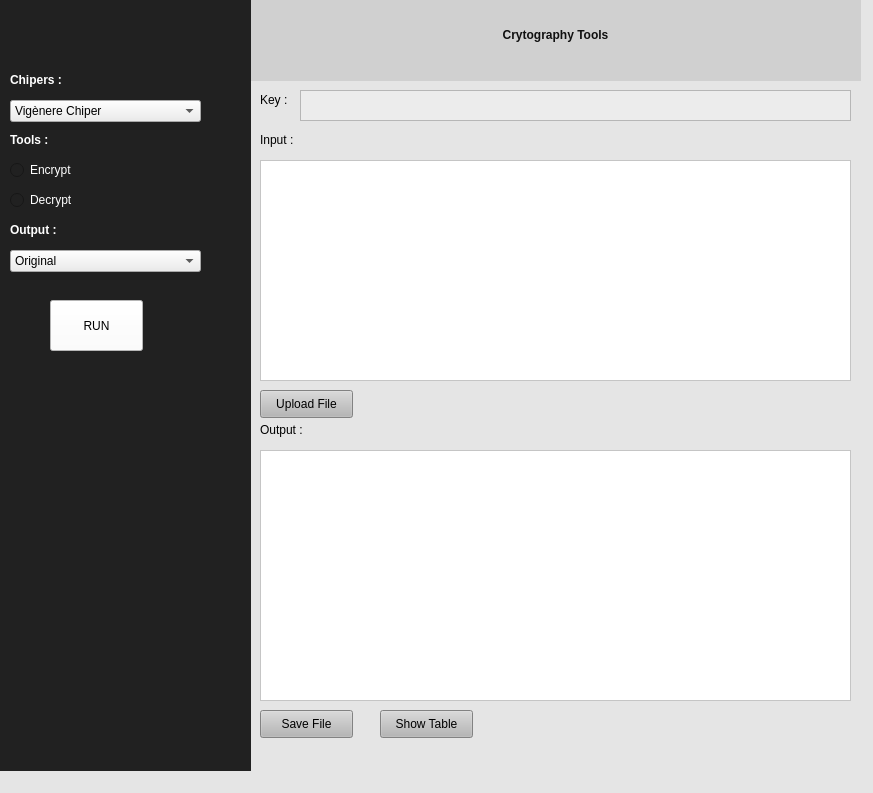
ivanfadillah/classical-crytography, file MainWindow.ui: the form before one commit.
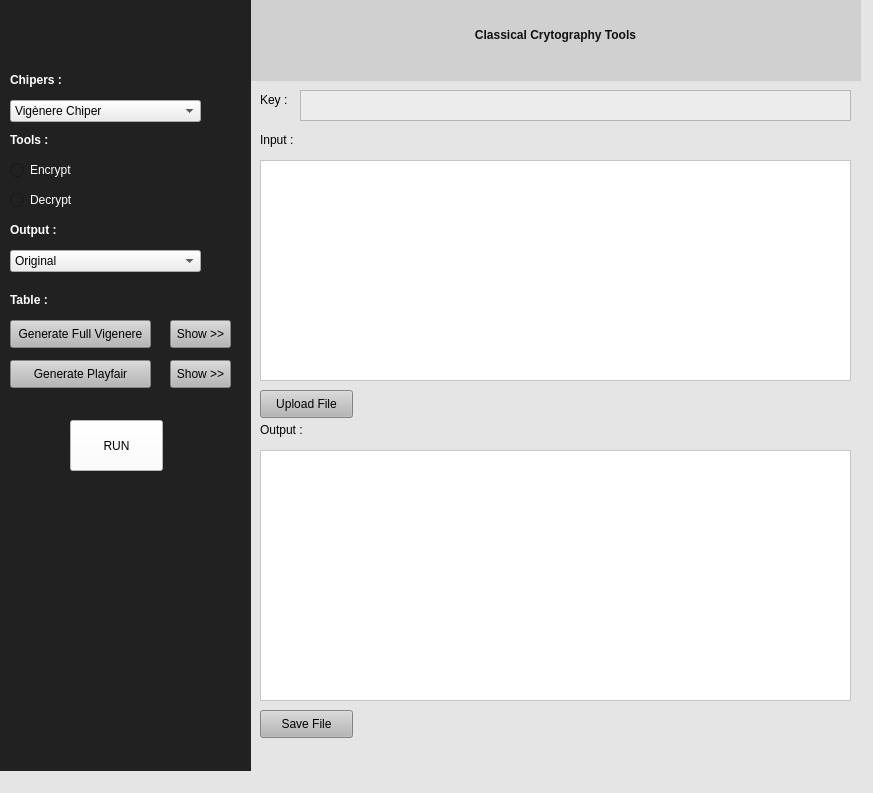
The form after the commit.

Commit message: Update UI and logic button

Patch:
```diff
--- a/MainWindow.ui
+++ b/MainWindow.ui
@@ -250,8 +250,8 @@
     <widget class="QPushButton" name="runButton">
      <property name="geometry">
       <rect>
-       <x>70</x>
-       <y>300</y>
+       <x>90</x>
+       <y>420</y>
        <width>93</width>
        <height>51</height>
       </rect>
@@ -309,6 +309,93 @@
       <enum>Qt::RichText</enum>
      </property>
     </widget>
+    <widget class="QPushButton" name="genFullVigenere">
+     <property name="geometry">
+      <rect>
+       <x>30</x>
+       <y>320</y>
+       <width>141</width>
+       <height>28</height>
+      </rect>
+     </property>
+     <property name="styleSheet">
+      <string notr="true">background-color: rgb(182, 182, 182);</string>
+     </property>
+     <property name="text">
+      <string>Generate Full Vigenere</string>
+     </property>
+    </widget>
+    <widget class="QPushButton" name="genPlayfair">
+     <property name="geometry">
+      <rect>
+       <x>30</x>
+       <y>360</y>
+       <width>141</width>
+       <height>28</height>
+      </rect>
+     </property>
+     <property name="styleSheet">
+      <string notr="true">background-color: rgb(182, 182, 182);</string>
+     </property>
+     <property name="text">
+      <string>Generate Playfair</string>
+     </property>
+    </widget>
+    <widget class="QPushButton" name="showFullVigenere">
+     <property name="geometry">
+      <rect>
+       <x>190</x>
+       <y>320</y>
+       <width>61</width>
+       <height>28</height>
+      </rect>
+     </property>
+     <property name="styleSheet">
+      <string notr="true">background-color: rgb(182, 182, 182);</string>
+     </property>
+     <property name="text">
+      <string>Show &gt;&gt;</string>
+     </property>
+    </widget>
+    <widget class="QPushButton" name="showPlayfair">
+     <property name="geometry">
+      <rect>
+       <x>190</x>
+       <y>360</y>
+       <width>61</width>
+       <height>28</height>
+      </rect>
+     </property>
+     <property name="styleSheet">
+      <string notr="true">background-color: rgb(182, 182, 182);</string>
+     </property>
+     <property name="text">
+      <string>Show &gt;&gt;</string>
+     </property>
+    </widget>
+    <widget class="QLabel" name="label_10">
+     <property name="geometry">
+      <rect>
+       <x>30</x>
+       <y>290</y>
+       <width>101</width>
+       <height>21</height>
+      </rect>
+     </property>
+     <property name="autoFillBackground">
+      <bool>false</bool>
+     </property>
+     <property name="styleSheet">
+      <string notr="true">font: 75 8pt &quot;MS Shell Dlg 2&quot;;
+alternate-background-color: rgb(255, 255, 255);</string>
+     </property>
+     <property name="text">
+      <string>&lt;html&gt;&lt;head/&gt;&lt;body&gt;&lt;p&gt;&lt;span style=&quot; font-size:9pt; font-weight:600; color:#ffffff;&quot;&gt;Table :&lt;/span&gt;&lt;/p&gt;&lt;/body&gt;&lt;/html&gt;</string>
+     </property>
+     <property name="textFormat">
+      <enum>Qt::RichText</enum>
+     </property>
+    </widget>
    </widget>
    <widget class="QPushButton" name="saveButton">
     <property name="geometry">
@@ -326,22 +413,6 @@
      <string>Save File</string>
     </property>
    </widget>
-   <widget class="QPushButton" name="showButton">
-    <property name="geometry">
-     <rect>
-      <x>380</x>
-      <y>710</y>
-      <width>93</width>
-      <height>28</height>
-     </rect>
-    </property>
-    <property name="styleSheet">
-     <string notr="true">background-color: rgb(182, 182, 182);</string>
-    </property>
-    <property name="text">
-     <string>Show Table</string>
-    </property>
-   </widget>
    <widget class="QLabel" name="label_4">
     <property name="geometry">
      <rect>
@@ -443,7 +514,7 @@
 </string>
     </property>
     <property name="text">
-     <string>&lt;html&gt;&lt;head/&gt;&lt;body&gt;&lt;p align=&quot;center&quot;&gt;&lt;span style=&quot; font-weight:600; color:#101010;&quot;&gt;Crytography Tools&lt;/span&gt;&lt;/p&gt;&lt;/body&gt;&lt;/html&gt;</string>
+     <string>&lt;html&gt;&lt;head/&gt;&lt;body&gt;&lt;p align=&quot;center&quot;&gt;&lt;span style=&quot; font-weight:600; color:#101010;&quot;&gt;Classical Crytography Tools&lt;/span&gt;&lt;/p&gt;&lt;/body&gt;&lt;/html&gt;</string>
     </property>
     <property name="textFormat">
      <enum>Qt::RichText</enum>
```
Left out of the diff: 1 changed line with no effect on the pictures. The commit also changes 3 other files.
